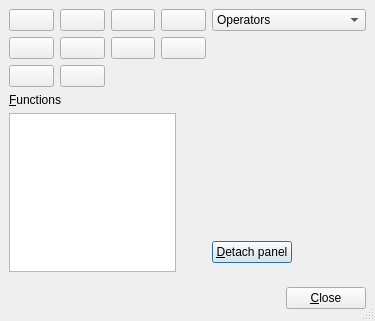
cburschka/lyx, file src/frontends/qt4/ui/QMathUi.ui: the form before one commit.
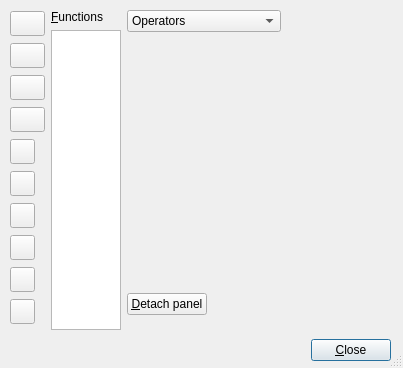
The form after the commit. The open tabs and pages were chosen to show the change. Icons and pictures are not drawn.

Commit message:
* QMathUi.ui:  - replaced the sqrt etc QPushButton with QToolButton  - modified the layout
* QMathDialog::QMathDialog
 - got rid of the fixed width for function QWidgetList

```diff
--- a/src/frontends/qt4/ui/QMathUi.ui
+++ b/src/frontends/qt4/ui/QMathUi.ui
@@ -8,8 +8,8 @@
    <rect>
     <x>0</x>
     <y>0</y>
-    <width>375</width>
-    <height>321</height>
+    <width>403</width>
+    <height>368</height>
    </rect>
   </property>
   <property name="windowTitle" >
@@ -18,14 +18,56 @@
   <property name="sizeGripEnabled" >
    <bool>true</bool>
   </property>
+  <widget class="QWidget" name="" >
+   <property name="geometry" >
+    <rect>
+     <x>10</x>
+     <y>10</y>
+     <width>381</width>
+     <height>354</height>
+    </rect>
+   </property>
   <layout class="QGridLayout" >
    <property name="margin" >
-    <number>9</number>
+     <number>0</number>
    </property>
    <property name="spacing" >
     <number>6</number>
    </property>
-   <item rowspan="3" row="0" column="2" >
+    <item row="1" column="0" colspan="3" >
+     <layout class="QHBoxLayout" >
+      <property name="margin" >
+       <number>0</number>
+      </property>
+      <property name="spacing" >
+       <number>6</number>
+      </property>
+      <item>
+       <spacer>
+        <property name="orientation" >
+         <enum>Qt::Horizontal</enum>
+        </property>
+        <property name="sizeType" >
+         <enum>QSizePolicy::Expanding</enum>
+        </property>
+        <property name="sizeHint" >
+         <size>
+          <width>471</width>
+          <height>28</height>
+         </size>
+        </property>
+       </spacer>
+      </item>
+      <item>
+       <widget class="QPushButton" name="closePB" >
+        <property name="text" >
+         <string>&amp;Close</string>
+        </property>
+       </widget>
+      </item>
+     </layout>
+    </item>
+    <item row="0" column="2" >
     <layout class="QVBoxLayout" >
      <property name="margin" >
       <number>0</number>
@@ -138,6 +180,15 @@
      </item>
      <item>
       <widget class="QStackedWidget" name="symbolWS" >
+        <property name="minimumSize" >
+         <size>
+          <width>250</width>
+          <height>16</height>
+         </size>
+        </property>
+        <property name="currentIndex" >
+         <number>1</number>
+        </property>
        <widget class="QWidget" name="page" />
        <widget class="QWidget" name="page_2" />
       </widget>
@@ -177,93 +228,7 @@
      </item>
     </layout>
    </item>
-   <item row="1" column="1" >
-    <spacer>
-     <property name="orientation" >
-      <enum>Qt::Horizontal</enum>
-     </property>
-     <property name="sizeHint" >
-      <size>
-       <width>40</width>
-       <height>20</height>
-      </size>
-     </property>
-    </spacer>
-   </item>
-   <item row="1" column="0" >
-    <layout class="QVBoxLayout" >
-     <property name="margin" >
-      <number>0</number>
-     </property>
-     <property name="spacing" >
-      <number>6</number>
-     </property>
-     <item>
-      <widget class="QLabel" name="functionsLA" >
-       <property name="text" >
-        <string>&amp;Functions</string>
-       </property>
-       <property name="buddy" >
-        <cstring>functionsLW</cstring>
-       </property>
-      </widget>
-     </item>
-     <item>
-      <widget class="QListWidget" name="functionsLW" >
-       <property name="alternatingRowColors" >
-        <bool>true</bool>
-       </property>
-      </widget>
-     </item>
-    </layout>
-   </item>
-   <item row="3" column="0" colspan="3" >
-    <layout class="QHBoxLayout" >
-     <property name="margin" >
-      <number>0</number>
-     </property>
-     <property name="spacing" >
-      <number>6</number>
-     </property>
-     <item>
-      <spacer>
-       <property name="orientation" >
-        <enum>Qt::Horizontal</enum>
-       </property>
-       <property name="sizeType" >
-        <enum>QSizePolicy::Expanding</enum>
-       </property>
-       <property name="sizeHint" >
-        <size>
-         <width>471</width>
-         <height>28</height>
-        </size>
-       </property>
-      </spacer>
-     </item>
-     <item>
-      <widget class="QPushButton" name="closePB" >
-       <property name="text" >
-        <string>&amp;Close</string>
-       </property>
-      </widget>
-     </item>
-    </layout>
-   </item>
-   <item row="2" column="0" >
-    <spacer>
-     <property name="orientation" >
-      <enum>Qt::Vertical</enum>
-     </property>
-     <property name="sizeHint" >
-      <size>
-       <width>20</width>
-       <height>20</height>
-      </size>
-     </property>
-    </spacer>
-   </item>
-   <item row="0" column="0" colspan="2" >
+    <item row="0" column="0" >
     <layout class="QGridLayout" >
      <property name="margin" >
       <number>0</number>
@@ -271,8 +236,14 @@
      <property name="spacing" >
       <number>6</number>
      </property>
-     <item row="2" column="1" >
-      <widget class="QPushButton" name="delimitersPB" >
+      <item row="9" column="0" >
+       <widget class="QToolButton" name="delimitersPB" >
+        <property name="maximumSize" >
+         <size>
+          <width>25</width>
+          <height>25</height>
+         </size>
+        </property>
        <property name="toolTip" >
         <string>Show delimiter and bracket dialog</string>
        </property>
@@ -284,29 +255,14 @@
        </property>
       </widget>
      </item>
-     <item row="1" column="1" >
-      <widget class="QPushButton" name="fracPB" >
-       <property name="sizePolicy" >
-        <sizepolicy>
-         <hsizetype>1</hsizetype>
-         <vsizetype>1</vsizetype>
-         <horstretch>0</horstretch>
-         <verstretch>0</verstretch>
-        </sizepolicy>
-       </property>
-       <property name="toolTip" >
-        <string>Insert fraction</string>
-       </property>
-       <property name="text" >
-        <string/>
-       </property>
-       <property name="icon" >
-        <iconset>../lib/images/frac.xpm</iconset>
-       </property>
-      </widget>
-     </item>
-     <item row="1" column="2" >
-      <widget class="QPushButton" name="subscriptPB" >
+      <item row="6" column="0" >
+       <widget class="QToolButton" name="subscriptPB" >
+        <property name="maximumSize" >
+         <size>
+          <width>25</width>
+          <height>25</height>
+         </size>
+        </property>
        <property name="toolTip" >
         <string>Subscript</string>
        </property>
@@ -318,8 +274,33 @@
        </property>
       </widget>
      </item>
-     <item row="1" column="0" >
-      <widget class="QPushButton" name="equationPB" >
+      <item row="3" column="0" >
+       <widget class="QPushButton" name="fontPB" >
+        <property name="minimumSize" >
+         <size>
+          <width>35</width>
+          <height>0</height>
+         </size>
+        </property>
+        <property name="maximumSize" >
+         <size>
+          <width>30</width>
+          <height>25</height>
+         </size>
+        </property>
+        <property name="toolTip" >
+         <string>Set math font</string>
+        </property>
+        <property name="text" >
+         <string/>
+        </property>
+        <property name="icon" >
+         <iconset>../lib/images/font.xpm</iconset>
+        </property>
+       </widget>
+      </item>
+      <item row="4" column="0" >
+       <widget class="QToolButton" name="equationPB" >
        <property name="sizePolicy" >
         <sizepolicy>
          <hsizetype>1</hsizetype>
@@ -328,6 +309,12 @@
          <verstretch>0</verstretch>
         </sizepolicy>
        </property>
+        <property name="maximumSize" >
+         <size>
+          <width>25</width>
+          <height>25</height>
+         </size>
+        </property>
        <property name="toolTip" >
         <string>Toggle between display and inline mode</string>
        </property>
@@ -339,8 +326,20 @@
        </property>
       </widget>
      </item>
-     <item row="0" column="1" >
+      <item row="1" column="0" >
       <widget class="QPushButton" name="spacePB" >
+        <property name="minimumSize" >
+         <size>
+          <width>35</width>
+          <height>0</height>
+         </size>
+        </property>
+        <property name="maximumSize" >
+         <size>
+          <width>30</width>
+          <height>25</height>
+         </size>
+        </property>
        <property name="toolTip" >
         <string>Insert spacing</string>
        </property>
@@ -352,34 +351,39 @@
        </property>
       </widget>
      </item>
+      <item row="7" column="0" >
+       <widget class="QToolButton" name="superscriptPB" >
+        <property name="maximumSize" >
+         <size>
+          <width>25</width>
+          <height>25</height>
+         </size>
+        </property>
+        <property name="toolTip" >
+         <string>Superscript</string>
+        </property>
+        <property name="text" >
+         <string/>
+        </property>
+        <property name="icon" >
+         <iconset>../lib/images/super.xpm</iconset>
+        </property>
+       </widget>
+      </item>
      <item row="2" column="0" >
-      <widget class="QPushButton" name="matrixPB" >
-       <property name="toolTip" >
-        <string>Insert matrix</string>
-       </property>
-       <property name="text" >
-        <string/>
-       </property>
-       <property name="icon" >
-        <iconset>../lib/images/matrix.xpm</iconset>
-       </property>
-      </widget>
-     </item>
-     <item row="0" column="0" >
-      <widget class="QPushButton" name="sqrtPB" >
-       <property name="toolTip" >
-        <string>Insert root</string>
-       </property>
-       <property name="text" >
-        <string/>
-       </property>
-       <property name="icon" >
-        <iconset>../lib/images/sqrt.xpm</iconset>
-       </property>
-      </widget>
-     </item>
-     <item row="0" column="2" >
       <widget class="QPushButton" name="stylePB" >
+        <property name="minimumSize" >
+         <size>
+          <width>35</width>
+          <height>0</height>
+         </size>
+        </property>
+        <property name="maximumSize" >
+         <size>
+          <width>30</width>
+          <height>25</height>
+         </size>
+        </property>
        <property name="toolTip" >
         <string>Set limits style</string>
        </property>
@@ -391,8 +395,22 @@
        </property>
       </widget>
      </item>
-     <item row="0" column="3" >
-      <widget class="QPushButton" name="fontPB" >
+      <item row="5" column="0" >
+       <widget class="QToolButton" name="fracPB" >
+        <property name="sizePolicy" >
+         <sizepolicy>
+          <hsizetype>1</hsizetype>
+          <vsizetype>1</vsizetype>
+          <horstretch>0</horstretch>
+          <verstretch>0</verstretch>
+         </sizepolicy>
+        </property>
+        <property name="maximumSize" >
+         <size>
+          <width>25</width>
+          <height>25</height>
+         </size>
+        </property>
        <property name="toolTip" >
         <string>Set math font</string>
        </property>
@@ -404,8 +422,20 @@
        </property>
       </widget>
      </item>
-     <item row="1" column="3" >
-      <widget class="QPushButton" name="superscriptPB" >
+      <item row="0" column="0" >
+       <widget class="QPushButton" name="sqrtPB" >
+        <property name="minimumSize" >
+         <size>
+          <width>35</width>
+          <height>0</height>
+         </size>
+        </property>
+        <property name="maximumSize" >
+         <size>
+          <width>30</width>
+          <height>25</height>
+         </size>
+        </property>
        <property name="toolTip" >
         <string>Superscript</string>
        </property>
@@ -417,9 +447,74 @@
        </property>
       </widget>
      </item>
-    </layout>
-   </item>
-  </layout>
+      <item row="8" column="0" >
+       <widget class="QToolButton" name="matrixPB" >
+        <property name="maximumSize" >
+         <size>
+          <width>25</width>
+          <height>25</height>
+         </size>
+        </property>
+        <property name="toolTip" >
+         <string>Insert matrix</string>
+        </property>
+        <property name="text" >
+         <string/>
+        </property>
+        <property name="icon" >
+         <iconset>../lib/images/matrix.xpm</iconset>
+        </property>
+       </widget>
+      </item>
+     </layout>
+    </item>
+    <item row="0" column="1" >
+     <layout class="QVBoxLayout" >
+      <property name="margin" >
+       <number>0</number>
+      </property>
+      <property name="spacing" >
+       <number>6</number>
+      </property>
+      <item>
+       <widget class="QLabel" name="functionsLA" >
+        <property name="maximumSize" >
+         <size>
+          <width>100</width>
+          <height>16777215</height>
+         </size>
+        </property>
+        <property name="text" >
+         <string>&amp;Functions</string>
+        </property>
+        <property name="buddy" >
+         <cstring>functionsLW</cstring>
+        </property>
+       </widget>
+      </item>
+      <item>
+       <widget class="QListWidget" name="functionsLW" >
+        <property name="minimumSize" >
+         <size>
+          <width>70</width>
+          <height>0</height>
+         </size>
+        </property>
+        <property name="maximumSize" >
+         <size>
+          <width>60</width>
+          <height>500</height>
+         </size>
+        </property>
+        <property name="alternatingRowColors" >
+         <bool>true</bool>
+        </property>
+       </widget>
+      </item>
+     </layout>
+    </item>
+   </layout>
+  </widget>
  </widget>
  <pixmapfunction></pixmapfunction>
  <tabstops>
```
Left out of the diff: 8 changed lines with no effect on the pictures. Lines whose indentation alone changed are shown as unchanged. The commit also changes 1 other file.
